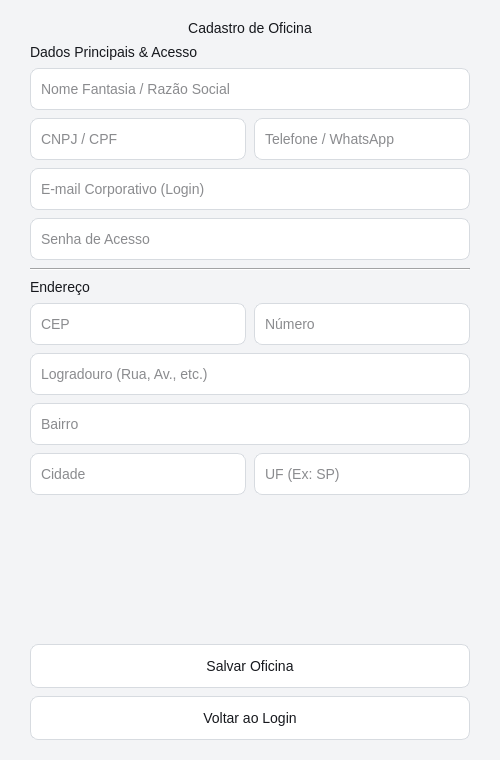
The window that qt/t_cad.ui (antig200073-star/AutoFlow) describes before a commit, drawn with Qt 5.
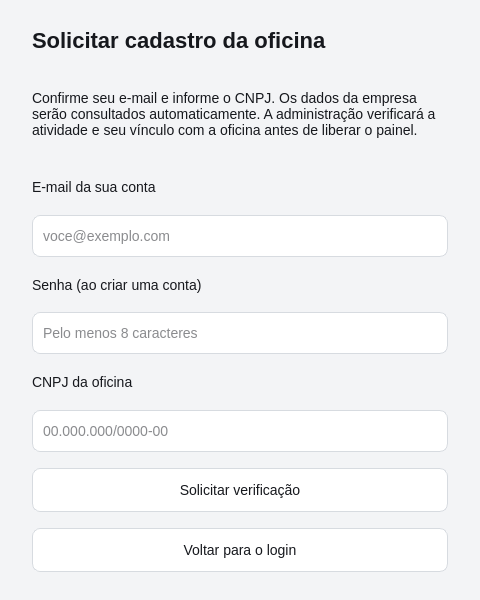
The same window after the commit.

Commit message:
feat: verificar oficinas com Supabase Auth, CNPJ e revisão administrativa
Adiciona cadastro pendente, revisão auditada, RLS e bloqueio de acesso às oficinas. Atualiza Qt, autenticação mobile e listagens de oficinas aprovadas. Inclui testes locais e guia para ativar a migração e a Edge Function no Supabase.

Diff of the .ui file:
```diff
--- a/qt/t_cad.ui
+++ b/qt/t_cad.ui
@@ -2,276 +2,9 @@
 <ui version="4.0">
  <class>CadastroOficinaDialog</class>
  <widget class="QDialog" name="CadastroOficinaDialog">
-  <property name="geometry">
-   <rect>
-    <x>0</x>
-    <y>0</y>
-    <width>500</width>
-    <height>760</height>
-   </rect>
-  </property>
-  <property name="windowTitle">
-   <string>AutoFlow · Cadastro da oficina</string>
-  </property>
-  <layout class="QVBoxLayout" name="verticalLayout">
-   <property name="spacing">
-    <number>8</number>
-   </property>
-   <property name="leftMargin">
-    <number>30</number>
-   </property>
-   <property name="topMargin">
-    <number>20</number>
-   </property>
-   <property name="rightMargin">
-    <number>30</number>
-   </property>
-   <property name="bottomMargin">
-    <number>20</number>
-   </property>
-   <item>
-    <widget class="QLabel" name="lblTitulo">
-     <property name="text">
-      <string>Cadastro de Oficina</string>
-     </property>
-     <property name="alignment">
-      <set>Qt::AlignCenter</set>
-     </property>
-    </widget>
-   </item>
-   <item>
-    <widget class="QLabel" name="lblSecao1">
-     <property name="text">
-      <string>Dados Principais &amp; Acesso</string>
-     </property>
-    </widget>
-   </item>
-   <item>
-    <widget class="QLineEdit" name="txtNomeOficina">
-     <property name="minimumSize">
-      <size>
-       <width>0</width>
-       <height>35</height>
-      </size>
-     </property>
-     <property name="placeholderText">
-      <string>Nome Fantasia / Razão Social</string>
-     </property>
-    </widget>
-   </item>
-   <item>
-    <layout class="QHBoxLayout" name="layoutDocs">
-     <item>
-      <widget class="QLineEdit" name="txtCnpj">
-       <property name="minimumSize">
-        <size>
-         <width>0</width>
-         <height>35</height>
-        </size>
-       </property>
-       <property name="placeholderText">
-        <string>CNPJ / CPF</string>
-       </property>
-      </widget>
-     </item>
-     <item>
-      <widget class="QLineEdit" name="txtTelefone">
-       <property name="minimumSize">
-        <size>
-         <width>0</width>
-         <height>35</height>
-        </size>
-       </property>
-       <property name="placeholderText">
-        <string>Telefone / WhatsApp</string>
-       </property>
-      </widget>
-     </item>
-    </layout>
-   </item>
-   <item>
-    <widget class="QLineEdit" name="txtEmail">
-     <property name="minimumSize">
-      <size>
-       <width>0</width>
-       <height>35</height>
-      </size>
-     </property>
-     <property name="placeholderText">
-      <string>E-mail Corporativo (Login)</string>
-     </property>
-    </widget>
-   </item>
-   <item>
-    <widget class="QLineEdit" name="txtSenha">
-     <property name="minimumSize">
-      <size>
-       <width>0</width>
-       <height>35</height>
-      </size>
-     </property>
-     <property name="echoMode">
-      <enum>QLineEdit::Password</enum>
-     </property>
-     <property name="placeholderText">
-      <string>Senha de Acesso</string>
-     </property>
-    </widget>
-   </item>
-   <item>
-    <widget class="QFrame" name="line">
-     <property name="frameShape">
-      <enum>QFrame::HLine</enum>
-     </property>
-     <property name="frameShadow">
-      <enum>QFrame::Sunken</enum>
-     </property>
-    </widget>
-   </item>
-   <item>
-    <widget class="QLabel" name="lblSecao2">
-     <property name="text">
-      <string>Endereço</string>
-     </property>
-    </widget>
-   </item>
-   <item>
-    <layout class="QHBoxLayout" name="layoutCepNum">
-     <item>
-      <widget class="QLineEdit" name="txtCep">
-       <property name="minimumSize">
-        <size>
-         <width>0</width>
-         <height>35</height>
-        </size>
-       </property>
-       <property name="placeholderText">
-        <string>CEP</string>
-       </property>
-      </widget>
-     </item>
-     <item>
-      <widget class="QLineEdit" name="txtNumero">
-       <property name="minimumSize">
-        <size>
-         <width>0</width>
-         <height>35</height>
-        </size>
-       </property>
-       <property name="placeholderText">
-        <string>Número</string>
-       </property>
-      </widget>
-     </item>
-    </layout>
-   </item>
-   <item>
-    <widget class="QLineEdit" name="txtLogradouro">
-     <property name="minimumSize">
-      <size>
-       <width>0</width>
-       <height>35</height>
-      </size>
-     </property>
-     <property name="placeholderText">
-      <string>Logradouro (Rua, Av., etc.)</string>
-     </property>
-    </widget>
-   </item>
-   <item>
-    <widget class="QLineEdit" name="txtBairro">
-     <property name="minimumSize">
-      <size>
-       <width>0</width>
-       <height>35</height>
-      </size>
-     </property>
-     <property name="placeholderText">
-      <string>Bairro</string>
-     </property>
-    </widget>
-   </item>
-   <item>
-    <layout class="QHBoxLayout" name="layoutCidEst">
-     <item>
-      <widget class="QLineEdit" name="txtCidade">
-       <property name="minimumSize">
-        <size>
-         <width>0</width>
-         <height>35</height>
-        </size>
-       </property>
-       <property name="placeholderText">
-        <string>Cidade</string>
-       </property>
-      </widget>
-     </item>
-     <item>
-      <widget class="QLineEdit" name="txtEstado">
-       <property name="minimumSize">
-        <size>
-         <width>0</width>
-         <height>35</height>
-        </size>
-       </property>
-       <property name="placeholderText">
-        <string>UF (Ex: SP)</string>
-       </property>
-      </widget>
-     </item>
-    </layout>
-   </item>
-   <item>
-    <spacer name="spacerBottom">
-     <property name="orientation">
-      <enum>Qt::Vertical</enum>
-     </property>
-     <property name="sizeHint" stdset="0">
-      <size>
-       <width>20</width>
-       <height>10</height>
-      </size>
-     </property>
-    </spacer>
-   </item>
-   <item>
-    <widget class="QPushButton" name="btnCadastrar">
-     <property name="minimumSize">
-      <size>
-       <width>0</width>
-       <height>40</height>
-      </size>
-     </property>
-     <property name="cursor">
-      <cursorShape>PointingHandCursor</cursorShape>
-     </property>
-     <property name="text">
-      <string>Salvar Oficina</string>
-     </property>
-     <property name="primary" stdset="0">
-      <bool>true</bool>
-     </property>
-    </widget>
-   </item>
-   <item>
-    <widget class="QPushButton" name="btnVoltar">
-     <property name="minimumSize">
-      <size>
-       <width>0</width>
-       <height>35</height>
-      </size>
-     </property>
-     <property name="cursor">
-      <cursorShape>PointingHandCursor</cursorShape>
-     </property>
-     <property name="text">
-      <string>Voltar ao Login</string>
-     </property>
-    </widget>
-   </item>
-  </layout>
-  <property name="styleSheet">
-   <string>QWidget {background:#F3F4F6;color:#16181D;font-family:"Segoe UI";font-size:14px;}
+  <property name="windowTitle"><string>AutoFlow • Cadastro da oficina</string></property>
+  <property name="minimumSize"><size><width>480</width><height>600</height></size></property>
+  <property name="styleSheet"><string>QWidget {background:#F3F4F6;color:#16181D;font-family:"Segoe UI";font-size:14px;}
 QLabel {background:transparent;}
 QFrame#sidebar {background:#16181D;border:0;}
 QFrame#sidebar QLabel {color:#CCD1D8;}
@@ -293,8 +26,24 @@
 QHeaderView::section {background:#E9ECF0;color:#586171;padding:10px;border:0;border-bottom:1px solid #D7DBE0;font-weight:bold;}
 QScrollBar:vertical {background:#F3F4F6;width:12px;}
 QScrollBar::handle:vertical {background:#A8AFBA;border-radius:6px;min-height:24px;}
-</string>
-  </property>
+</string></property>
+  <layout class="QVBoxLayout" name="layout">
+   <property name="spacing"><number>16</number></property>
+   <property name="leftMargin"><number>32</number></property>
+   <property name="rightMargin"><number>32</number></property>
+   <property name="topMargin"><number>28</number></property>
+   <property name="bottomMargin"><number>28</number></property>
+   <item><widget class="QLabel" name="lblTitulo"><property name="styleSheet"><string>font-size: 22px; font-weight: bold;</string></property><property name="text"><string>Solicitar cadastro da oficina</string></property></widget></item>
+   <item><widget class="QLabel" name="lblExplicacao"><property name="minimumSize"><size><width>0</width><height>90</height></size></property><property name="wordWrap"><bool>true</bool></property><property name="text"><string>Confirme seu e-mail e informe o CNPJ. Os dados da empresa serão consultados automaticamente. A administração verificará a atividade e seu vínculo com a oficina antes de liberar o painel.</string></property></widget></item>
+   <item><widget class="QLabel" name="lblEmail"><property name="text"><string>E-mail da sua conta</string></property><property name="buddy"><cstring>txtEmail</cstring></property></widget></item>
+   <item><widget class="QLineEdit" name="txtEmail"><property name="placeholderText"><string>voce@exemplo.com</string></property></widget></item>
+   <item><widget class="QLabel" name="lblSenha"><property name="text"><string>Senha (ao criar uma conta)</string></property><property name="buddy"><cstring>txtSenha</cstring></property></widget></item>
+   <item><widget class="QLineEdit" name="txtSenha"><property name="echoMode"><enum>QLineEdit::Password</enum></property><property name="placeholderText"><string>Pelo menos 8 caracteres</string></property></widget></item>
+   <item><widget class="QLabel" name="lblCnpj"><property name="text"><string>CNPJ da oficina</string></property><property name="buddy"><cstring>txtCnpj</cstring></property></widget></item>
+   <item><widget class="QLineEdit" name="txtCnpj"><property name="maxLength"><number>18</number></property><property name="placeholderText"><string>00.000.000/0000-00</string></property></widget></item>
+   <item><widget class="QPushButton" name="btnCadastrar"><property name="text"><string>Solicitar verificação</string></property><property name="primary" stdset="0"><bool>true</bool></property></widget></item>
+   <item><widget class="QPushButton" name="btnVoltar"><property name="text"><string>Voltar para o login</string></property></widget></item>
+  </layout>
  </widget>
  <resources />
  <connections />
```
Left out of the diff: 6 changed lines with no effect on the pictures. The commit also changes 29 other files.
